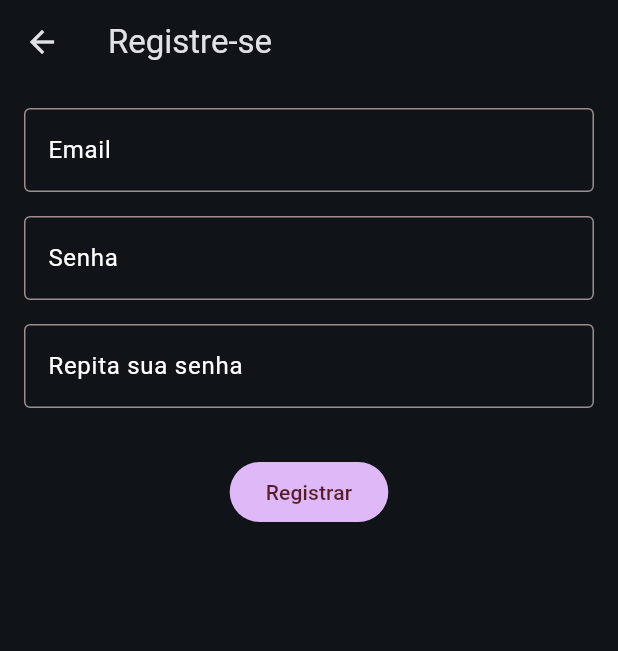
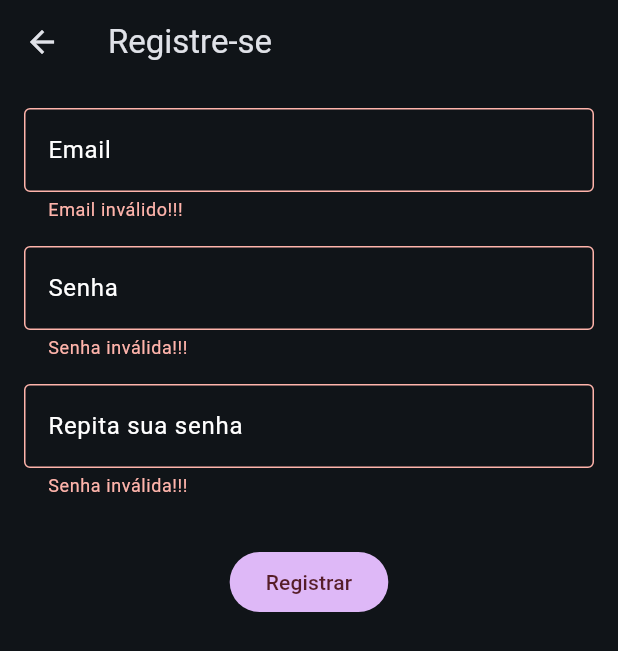
Before and after one commit to ProfessorAndersonChoren/appII_canoas_night, a Flutter app: the RegisterPage screen opened by its route, after a tap on "Registrar", on a phone screen of 412 x 824 dp. Shown: the top 651 px of the screen. Run offline on Flutter 3.47's test engine with Material 3 defaults, Android fonts, the phone set to English and light mode, and no system bars; our stand-ins replace email_validator, flutter_mobx, flutter_svg, mobx, shared_preferences; accounts and stored records are empty; generated files the repository leaves out were written again.

Commit message:
Login and register

```diff
--- /dev/null
+++ b/login_and_register/lib/model/user_model.dart
@@ -0,0 +1,24 @@
+import 'package:shared_preferences/shared_preferences.dart';
+
+class UserModel {
+  final String email;
+  final String password;
+
+  const UserModel({
+    required this.email,
+    required this.password,
+  });
+
+  Future<void> register() async {
+    final sharedPreferences = await SharedPreferences.getInstance();
+    await sharedPreferences.setString('user_email', email);
+    await sharedPreferences.setString('user_password', password);
+  }
+
+  Future<bool> login() async {
+    final sharedPreferences = await SharedPreferences.getInstance();
+    final storedEmail = sharedPreferences.getString('user_email');
+    final storedPassword = sharedPreferences.getString('user_password');
+    return storedEmail == email && storedPassword == password;
+  }
+}
--- a/login_and_register/lib/screens/register/register_page.dart
+++ b/login_and_register/lib/screens/register/register_page.dart
@@ -1,4 +1,5 @@
 import 'package:flutter/material.dart';
+import 'package:login_and_register/model/user_model.dart';
 import 'package:login_and_register/screens/shared/custom_text_field.dart';
 import 'package:email_validator/email_validator.dart';
 
@@ -6,6 +7,8 @@ class RegisterPage extends StatelessWidget {
   RegisterPage({super.key});
 
   final _formKey = GlobalKey<FormState>();
+  final _emailController = TextEditingController();
+  final _passwordController = TextEditingController();
 
   @override
   Widget build(BuildContext context) {
@@ -14,7 +17,7 @@ class RegisterPage extends StatelessWidget {
         title: const Text('Registre-se'),
       ),
       body: Padding(
-        padding: EdgeInsets.all(16),
+        padding: const EdgeInsets.all(16),
         child: Form(
           key: _formKey,
           child: Column(
@@ -28,6 +31,7 @@ class RegisterPage extends StatelessWidget {
                   }
                   return null;
                 },
+                controller: _emailController,
               ),
               CustomTextField(
                 label: 'Senha',
@@ -39,6 +43,7 @@ class RegisterPage extends StatelessWidget {
                   }
                   return null;
                 },
+                controller: _passwordController,
               ),
               CustomTextField(
                 label: 'Repita sua senha',
@@ -48,17 +53,28 @@ class RegisterPage extends StatelessWidget {
                 validator: (value) {
                   if (value == null || value.length < 8) {
                     return 'Senha inválida!!!';
+                  } else if (value != _passwordController.text) {
+                    return 'As senhas não conferem!!!';
                   }
                   return null;
                 },
               ),
               const SizedBox(height: 16),
               FilledButton(
-                onPressed: () {},
-                child: Text('Registrar'),
+                onPressed: () async {
+                  if (_formKey.currentState!.validate()) {
+                    final user = UserModel(
+                      email: _emailController.text,
+                      password: _passwordController.text,
+                    );
+                    await user.register();
+                    Navigator.pop(context); // Fechar a tela
+                  }
+                },
                 style: FilledButton.styleFrom(
                   backgroundColor: Theme.of(context).colorScheme.tertiary,
                 ),
+                child: const Text('Registrar'),
               ),
             ],
           ),
--- a/login_and_register/lib/screens/shared/custom_text_field.dart
+++ b/login_and_register/lib/screens/shared/custom_text_field.dart
@@ -6,6 +6,7 @@ class CustomTextField extends StatelessWidget {
   final bool isPassword;
   final TextInputAction action;
   final String? Function(String? value) validator;
+  final TextEditingController? controller;
 
   const CustomTextField({
     super.key,
@@ -14,6 +15,7 @@ class CustomTextField extends StatelessWidget {
     required this.validator,
     this.isPassword = false,
     this.action = TextInputAction.next,
+    this.controller,
   });
 
   @override
@@ -32,6 +34,7 @@ class CustomTextField extends StatelessWidget {
         keyboardType: inputType,
         obscureText: isPassword,
         textInputAction: action,
+        controller: controller,
       ),
     );
   }
--- a/login_and_register/pubspec.yaml
+++ b/login_and_register/pubspec.yaml
@@ -7,14 +7,15 @@ environment:
   sdk: ^3.5.3
 
 dependencies:
+  email_validator: ^3.0.0
   flutter:
     sdk: flutter
-  email_validator: ^3.0.0
+  shared_preferences: ^2.3.2
 
 dev_dependencies:
+  flutter_lints: ^4.0.0
   flutter_test:
     sdk: flutter
-  flutter_lints: ^4.0.0
 
 flutter:
   uses-material-design: true
```
Also changed, not shown: login_and_register/lib/screens/login/login_page.dart (+21 -2 lines), login_and_register/pubspec.lock.
